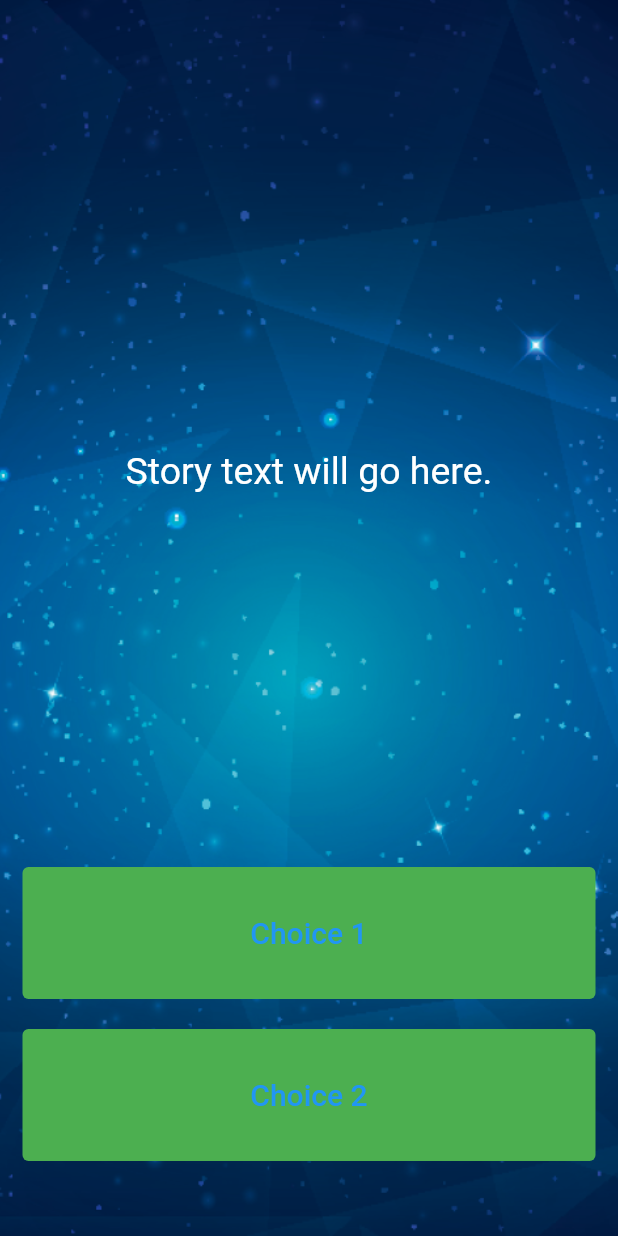
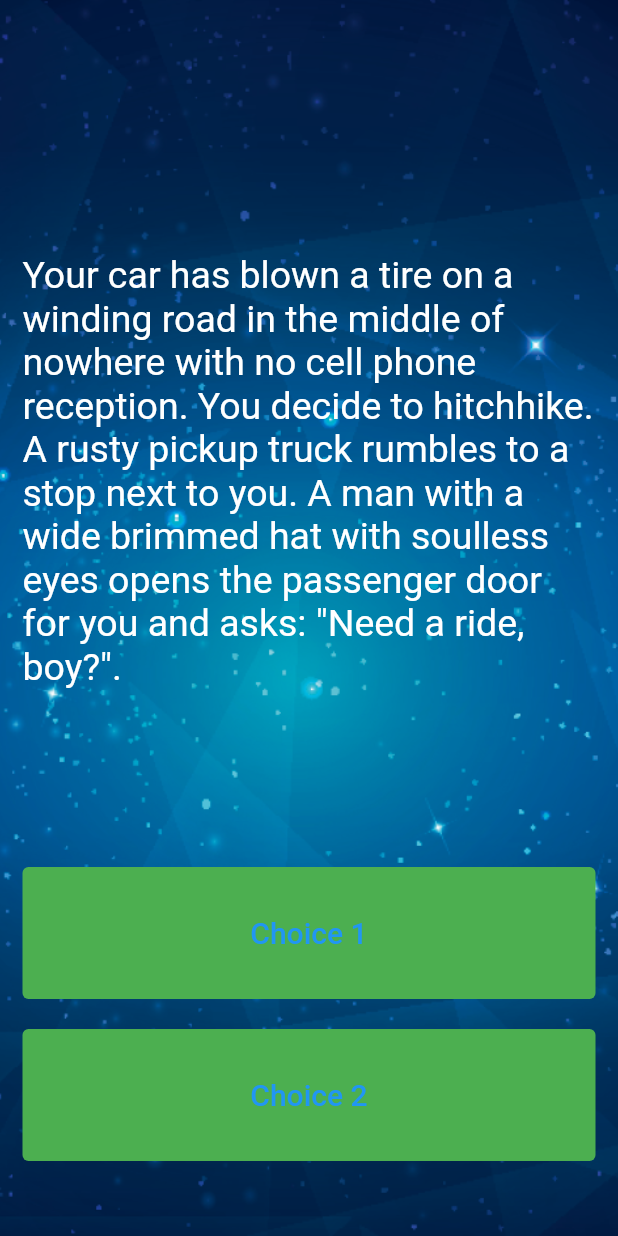
Before and after one commit to berhanudagnew/destini_game_flutter, a Flutter app: the screen it shows after launch, on a phone screen of 412 x 824 dp. Run offline on Flutter 3.47's test engine with Material 2 defaults, Android fonts, the light colour scheme and no system bars.

Commit message:
fix  TODO 10

```diff
--- a/lib/main.dart
+++ b/lib/main.dart
@@ -44,7 +44,7 @@ class _StoryPageState extends State<StoryPage> {
                 child: Center(
                   child: Text(
                     //TODO: Step 10 - use the storyBrain to get the first story title and display it in this Text Widget.
-                    'Story text will go here.',
+                    storyBrain.getStory(),
                     style: TextStyle(
                       fontSize: 25.0,
                     ),
```
